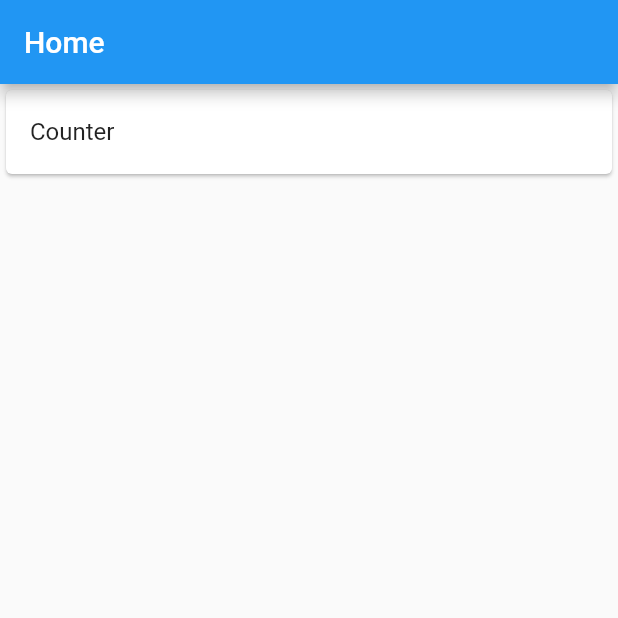
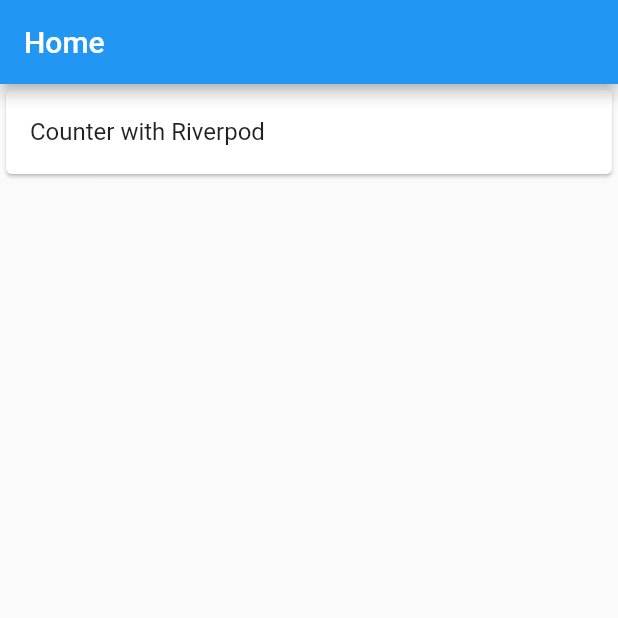
Before and after one commit to eno314/flutter_demo, a Flutter app: the screen it shows after launch, on a phone screen of 412 x 824 dp, the top half of it. Run offline on Flutter 3.47's test engine with Material 2 defaults, Android fonts, the phone set to English and light mode, and no system bars; our stand-ins replace flutter_riverpod.

```diff
--- a/lib/counter/counter_page.dart
+++ b/lib/counter/counter_page.dart
@@ -5,13 +5,16 @@ import 'package:flutter_riverpod/flutter_riverpod.dart';
 import 'counter_notifier.dart';
 
 class CounterPage extends ConsumerWidget {
+  static const title = 'Counter with Riverpod';
+  static const route = '/counter';
+
   const CounterPage({super.key});
 
   @override
   Widget build(BuildContext context, WidgetRef ref) {
     final counter = ref.watch(counterNotifierProvider);
     return CounterTemplate(
-      title: 'Counter with Riverpod',
+      title: title,
       message: 'You have pushed the button this many times:',
       counter: counter,
       onPressedIncrementButton: (() => _incrementCounter(ref)),
--- a/lib/home/home_page.dart
+++ b/lib/home/home_page.dart
@@ -9,23 +9,20 @@ class HomePage extends StatelessWidget {
   @override
   Widget build(BuildContext context) {
     return HomeTemplate(
-        props: HomeProps(
-      title: 'Home',
-      items: [
-        _counterListItemProps(context),
-      ],
-    ));
+      props: HomeProps(
+        title: 'Home',
+        items: [
+          _counterListItemProps(context),
+        ],
+      ),
+      onTapListItem: (context, route) => Navigator.pushNamed(context, route),
+    );
   }
 
   HomeListItemProps _counterListItemProps(BuildContext context) {
     return HomeListItemProps(
-      title: 'Counter',
-      onTapListItem: (context) => Navigator.push(
-        context,
-        MaterialPageRoute(
-          builder: (context) => const CounterPage(),
-        ),
-      ),
+      title: CounterPage.title,
+      route: CounterPage.route,
     );
   }
 }
--- a/lib/home/home_props.dart
+++ b/lib/home/home_props.dart
@@ -1,5 +1,3 @@
-import 'package:flutter/material.dart';
-
 class HomeProps {
   final String title;
   final List<HomeListItemProps> items;
@@ -12,10 +10,10 @@ class HomeProps {
 
 class HomeListItemProps {
   final String title;
-  final void Function(BuildContext context) onTapListItem;
+  final String route;
 
   HomeListItemProps({
     required this.title,
-    required this.onTapListItem,
+    required this.route,
   });
 }
--- a/lib/home/home_template.dart
+++ b/lib/home/home_template.dart
@@ -3,10 +3,12 @@ import 'package:flutter_demo/home/home_props.dart';
 
 class HomeTemplate extends StatelessWidget {
   final HomeProps props;
+  final void Function(BuildContext, String route) onTapListItem;
 
   const HomeTemplate({
     super.key,
     required this.props,
+    required this.onTapListItem,
   });
 
   @override
@@ -22,17 +24,17 @@ class HomeTemplate extends StatelessWidget {
   Widget _buildList(BuildContext context) {
     return ListView.builder(
       itemCount: props.items.length,
-      itemBuilder: (context, index) =>
-          _buildListItem(context, props.items[index]),
+      itemBuilder: _buildListItem,
     );
   }
 
-  Widget _buildListItem(BuildContext context, HomeListItemProps item) {
+  Widget _buildListItem(BuildContext context, int index) {
+    final item = props.items[index];
     return Card(
-      key: Key('homeListItem${item.title}'),
+      key: Key('home_list_item_$index'),
       child: ListTile(
         title: Text(item.title),
-        onTap: () => item.onTapListItem(context),
+        onTap: () => onTapListItem(context, item.route),
       ),
     );
   }
--- a/lib/main.dart
+++ b/lib/main.dart
@@ -1,6 +1,8 @@
 import 'package:flutter/material.dart';
 import 'package:flutter_demo/home/home_page.dart';
 import 'package:flutter_riverpod/flutter_riverpod.dart';
+
+import 'counter/counter_page.dart';
 
 void main() {
   runApp(const ProviderScope(child: MyApp()));
@@ -16,7 +18,10 @@ class MyApp extends StatelessWidget {
       theme: ThemeData(
         primarySwatch: Colors.blue,
       ),
-      home: const HomePage(),
+      routes: {
+        '/': (context) => const HomePage(),
+        CounterPage.route: (context) => const CounterPage(),
+      },
     );
   }
 }
```
Also changed, not shown: 1 other file.
